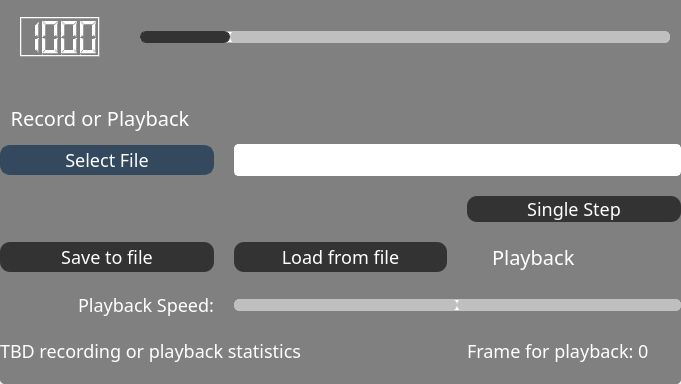
Above: Console/consoleApp/Frontend/Widgets/engineeringdialog.ui from laszlo-avotra-tips/consoleApp before the change; both pictures show x 0 to 681 and y 427 to 811 of the 681 by 811 pixel window. Below: the same form after it.
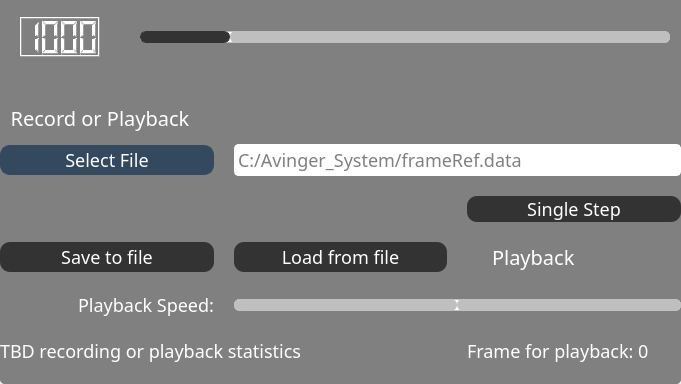
That is the form after the change. Icons and pictures are not drawn.

```diff
--- a/Console/consoleApp/Frontend/Widgets/engineeringdialog.ui
+++ b/Console/consoleApp/Frontend/Widgets/engineeringdialog.ui
@@ -698,6 +698,9 @@
              <height>120</height>
             </size>
            </property>
+           <property name="text">
+            <string>C:/Avinger_System/frameRef.data</string>
+           </property>
           </widget>
          </item>
          <item row="3" column="1" colspan="2">
```
